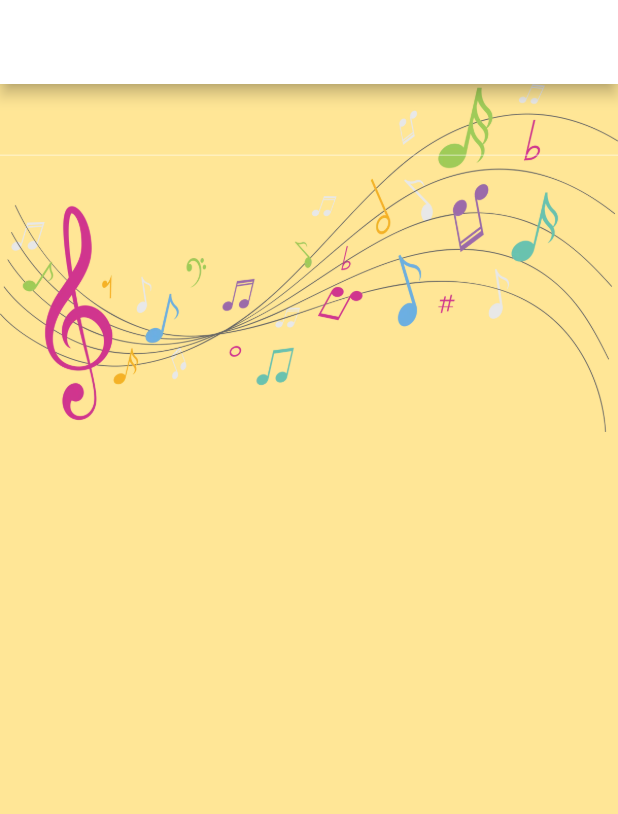
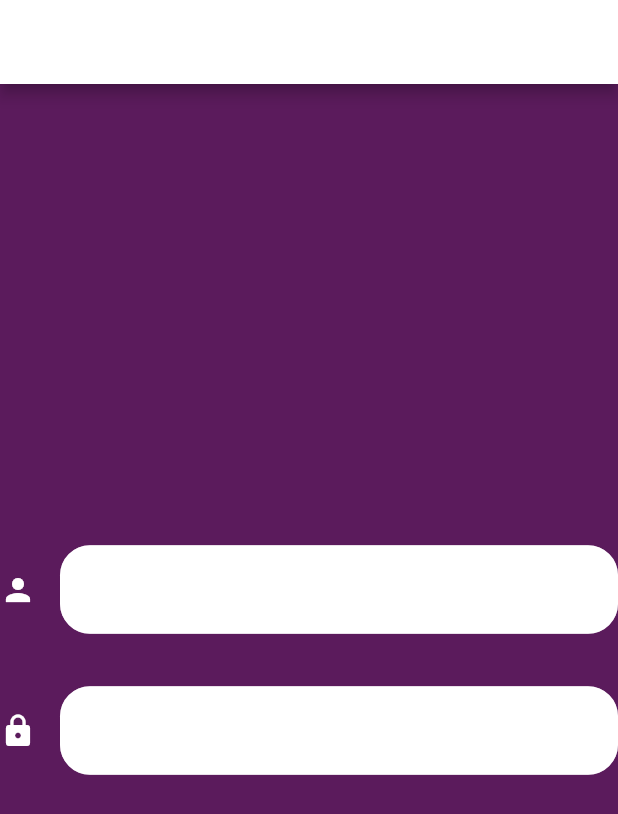
Before and after one commit to Jhalakupadhyay/MUSIC, a Flutter app: the screen it shows after launch, on a phone screen of 412 x 824 dp. Shown: the top 814 px of the screen. Run offline on Flutter 3.47's test engine with Material 2 defaults, Android fonts, the phone set to English and light mode, and no system bars.

Commit message:
Added Input design

```diff
--- a/lib/Home_Screen.dart
+++ b/lib/Home_Screen.dart
@@ -18,7 +18,7 @@ class _HomeState extends State<Home> {
   @override
   Widget build(BuildContext context) {
     return Scaffold(
-      backgroundColor: Color.fromRGBO(255, 230, 150, 1),
+      backgroundColor: Color.fromRGBO(91, 27, 92, 1),
       body: Stack(
         children: [
           Align(
--- a/lib/Signup.dart
+++ b/lib/Signup.dart
@@ -11,27 +11,52 @@ class _SignupState extends State<Signup> {
   @override
   Widget build(BuildContext context) {
     return Scaffold(
-      backgroundColor: Color.fromRGBO(255, 230, 150, 1),
+      backgroundColor: Color.fromRGBO(91, 27, 92, 1),
       appBar: AppBar(
         backgroundColor: Colors.white,
       ),
-      body: Stack(
-        children: [
-          Image.asset('Images/img.png'),
-          Column(
-            children: [
-              TextField(
-                keyboardType: TextInputType.emailAddress,
-                textAlign: TextAlign.center,
-                onChanged: (value) {
-                },
-                decoration: InputDecoration(
+      body: Column(
+        mainAxisAlignment: MainAxisAlignment.center,
+        crossAxisAlignment: CrossAxisAlignment.stretch,
+        children: const [
+             TextField(
+               textAlign: TextAlign.center,
+               style: TextStyle(
+                 color: Colors.black
+               ),
+               cursorColor: Colors.black,
+              decoration: InputDecoration(
+                filled: true,
+                fillColor: Colors.white,
+                icon: Icon(Icons.person),
+                iconColor: Colors.white,
+                border: OutlineInputBorder(
+                  borderRadius:BorderRadius.all(Radius.circular(20),),
                 ),
               ),
-            ],
+            ),
+          SizedBox(
+            height: 35.0,
+          ),
+          TextField(
+            textAlign: TextAlign.center,
+            style: TextStyle(
+              color: Colors.black
+            ),
+            obscureText: true,
+            cursorColor: Colors.black,
+            decoration: InputDecoration(
+              filled: true,
+              fillColor: Colors.white,
+              icon: Icon(Icons.lock),
+              iconColor: Colors.white,
+              border: OutlineInputBorder(
+                borderRadius:BorderRadius.all(Radius.circular(20),),
+              ),
+            ),
           ),
         ],
-      )
+      ),
     );
   }
 }
```
